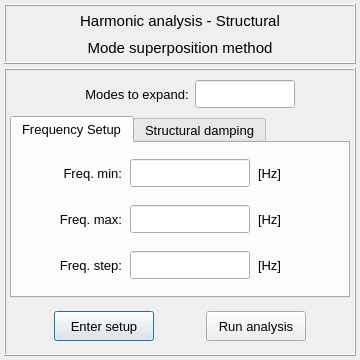
Above: vibra/interface/data/ui_files/analysis/structural/harmonic_analysis_mode_superposition_method.ui from MOPT-UFSC/VIBRA before the change. Below: the same form after it.
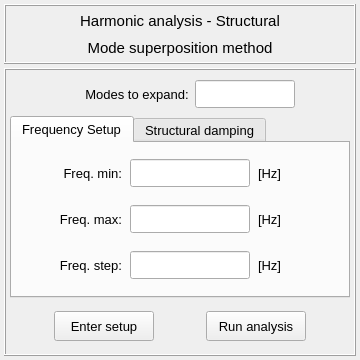
That is the form after the change. Icons and pictures are not drawn.

The edit to the form file:
```diff
--- a/vibra/interface/data/ui_files/analysis/structural/harmonic_analysis_mode_superposition_method.ui
+++ b/vibra/interface/data/ui_files/analysis/structural/harmonic_analysis_mode_superposition_method.ui
@@ -1188,6 +1188,9 @@
            <property name="text">
             <string>Enter setup</string>
            </property>
+           <property name="autoDefault">
+            <bool>false</bool>
+           </property>
           </widget>
          </item>
          <item row="0" column="1">
@@ -1219,6 +1222,9 @@
            <property name="text">
             <string>Run analysis</string>
            </property>
+           <property name="autoDefault">
+            <bool>false</bool>
+           </property>
           </widget>
          </item>
         </layout>
```
Left out of the diff: 4 changed lines with no effect on the pictures.
